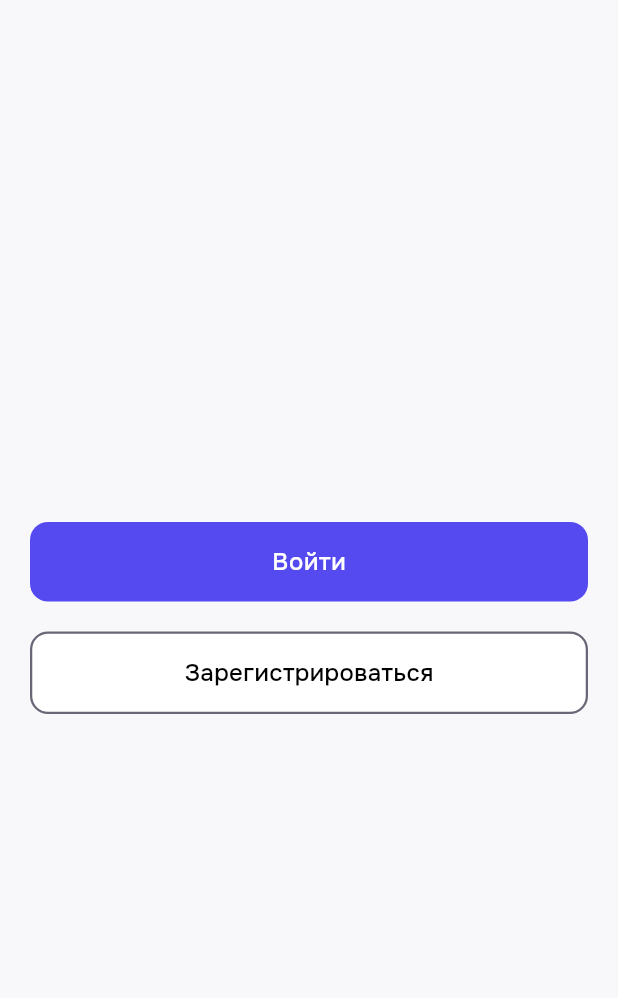
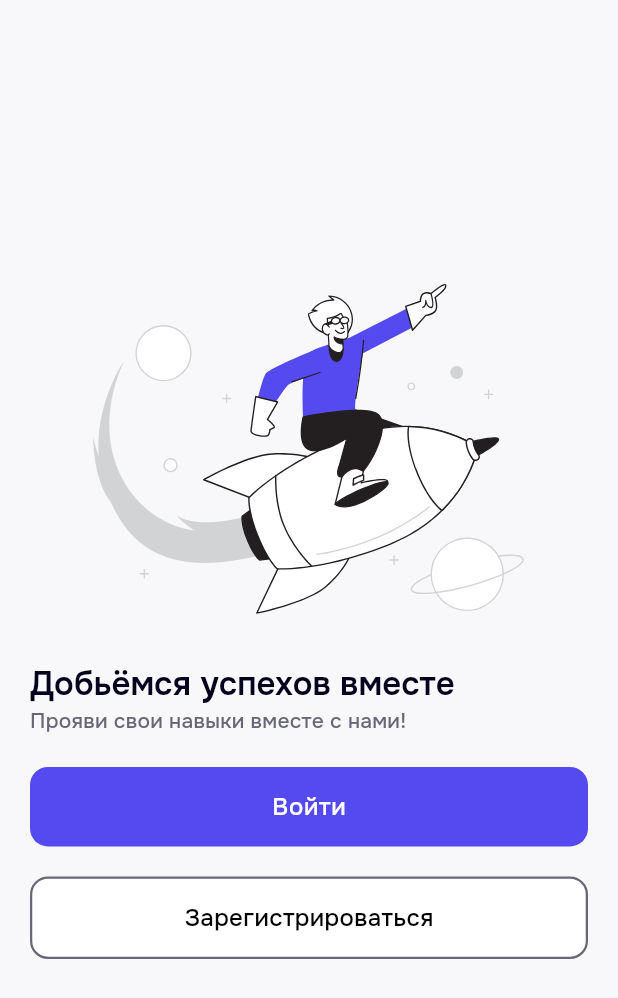
Before and after one commit to toastmanager/anchor, a Flutter app: the screen it shows after launch, on a phone screen of 412 x 824 dp. Shown: the top 998 px of the screen. Run offline on Flutter 3.47's test engine with Material 3 defaults, Android fonts, the light colour scheme and no system bars; our stand-ins replace cached_network_image, cloud_firestore, equatable, firebase_auth, firebase_core, firebase_storage and 4 more; accounts and stored records are empty.

Commit message:
Welcome screen

```diff
--- a/lib/screens/welcome/welcome_page.dart
+++ b/lib/screens/welcome/welcome_page.dart
@@ -1,6 +1,7 @@
 import 'package:anchor/screens/welcome/sign_in_page.dart';
 import 'package:anchor/screens/welcome/sign_up_page.dart';
 import 'package:flutter/material.dart';
+import 'package:flutter_svg/svg.dart';
 import 'package:unikit/unikit.dart';
 
 class WelcomePage extends StatelessWidget {
@@ -13,7 +14,28 @@ class WelcomePage extends StatelessWidget {
         padding: const EdgeInsets.symmetric(horizontal: 20),
         child: Column(
           mainAxisAlignment: MainAxisAlignment.center,
+          crossAxisAlignment: CrossAxisAlignment.start,
           children: [
+            SvgPicture.asset(
+              'assets/images/welcome_illustration.svg',
+              fit: BoxFit.cover,
+              width: MediaQuery.of(context).size.width - 32,
+            ),
+            const SizedBox(height: 20),
+            Text(
+              'Добьёмся успехов вместе',
+              style: Theme.of(context).textTheme.titleLarge?.copyWith(
+                fontWeight: FontWeight.w600,
+              )
+            ),
+            Text(
+              "Прояви свои навыки вместе с нами!",
+              style: Theme.of(context).textTheme.titleMedium?.copyWith(
+                color: Theme.of(context).colorScheme.onSurfaceVariant,
+                fontSize: 14
+              ),
+            ),
+            const SizedBox(height: 20),
             Row(
               children: [
                 Expanded(child: UniButtonAccentMedium(
@@ -37,7 +59,7 @@ class WelcomePage extends StatelessWidget {
                     width: 1.5,
                   ),
                   onPressed: () => Navigator.push(context, MaterialPageRoute(
-                    builder: (context) => SignUpPageStepOne(),
+                    builder: (context) => const SignUpPageStepOne(),
                   )),
                 )),
               ],
--- a/pubspec.yaml
+++ b/pubspec.yaml
@@ -46,6 +46,7 @@ flutter:
   assets:
     - assets/images/anchor_logo.png
     - assets/images/default_avatar.png
+    - assets/images/welcome_illustration.svg
 
   fonts:
     - family: Onest
```
Also changed, not shown: lib/screens/rating_page.dart (+25 -3 lines), assets/images/welcome_illustration.svg (added).
